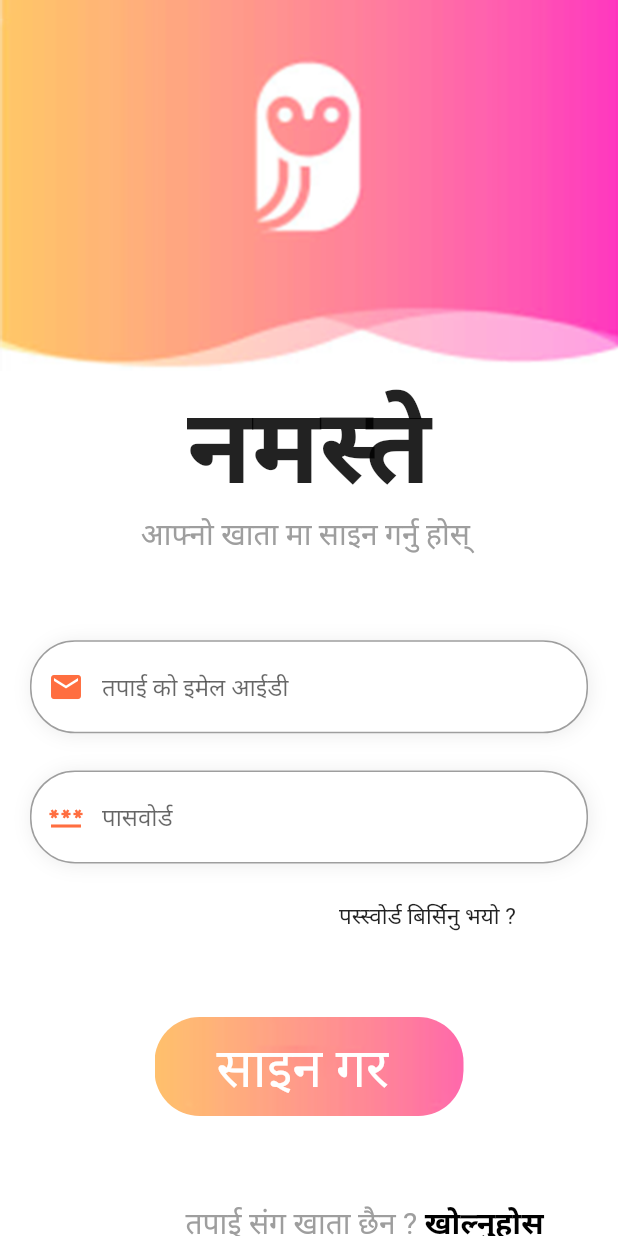
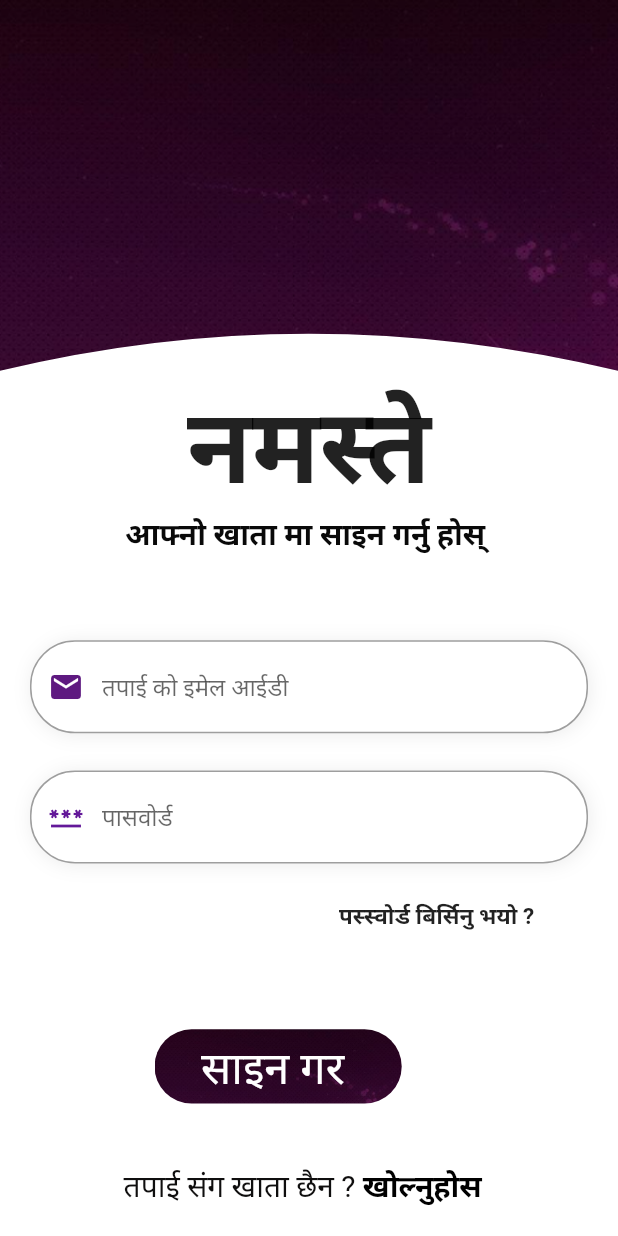
Before and after one commit to sammanamgain/Menstrual-cycle-predictor-with-using-arima-model-and-flutter, a Flutter app: the screen it shows after launch, on a phone screen of 412 x 824 dp. Run offline on Flutter 3.47's test engine with Material 2 defaults, Android fonts, the phone set to English and light mode, and no system bars; our stand-ins replace cloud_firestore, firebase_auth, firebase_core, firebase_database, get, google_fonts; missing offline and left inert: nepali_date_picker, nepali_utils; accounts and stored records are empty.

Commit message:
sprint_login_update

```diff
--- a/lib/loginsignup/loginsignup.dart
+++ b/lib/loginsignup/loginsignup.dart
@@ -27,15 +27,21 @@ class _LoginState extends State<Login> {
             Container(
               width: w,
               height: h * 0.3,
-              decoration:const BoxDecoration(
-                  image: DecorationImage(
-                image: AssetImage("assets/images/loginimg.png"),
-                fit: BoxFit.cover,
-              )), //one third of HEIGHT of the
+              child: ClipPath(
+                clipper: CurvedBottomClipper(),
+                child: Container(
+                  decoration: const BoxDecoration(
+                    image: DecorationImage(
+                      image: AssetImage("assets/images/bb.png"),
+                      fit: BoxFit.cover,
+                    ),
+                  ),
+                ),
+              ),
             ),
             Container(
                 color: Colors.white,
-                margin:const EdgeInsets.only(left: 20, right: 20),
+                margin: const EdgeInsets.only(left: 20, right: 20),
                 width: w,
                 child: Column(
                   children: [
@@ -44,9 +50,12 @@ class _LoginState extends State<Login> {
                       style:
                           TextStyle(fontSize: 70, fontWeight: FontWeight.bold),
                     ),
-                    Text(
+                    const Text(
                       "आफ्नो खाता मा साइन गर्नु होस् ",
-                      style: TextStyle(fontSize: 20, color: Colors.grey[500]),
+                      style: TextStyle(
+                          fontWeight: FontWeight.bold,
+                          fontSize: 20,
+                          color: Color.fromARGB(255, 9, 9, 9)),
                     ),
                     SizedBox(
                       height: h * 0.07,
@@ -59,19 +68,20 @@ class _LoginState extends State<Login> {
                           boxShadow: [
                             BoxShadow(
                                 blurRadius: 10,
-                                offset:const Offset(1, 1),
+                                offset: const Offset(1, 1),
                                 color: Colors.grey.withOpacity(0.2))
                           ]),
                       child: TextField(
                         controller: emailcontroller,
                         decoration: InputDecoration(
                             hintText: "तपाई को इमेल आईडी ",
-                            prefixIcon:const Icon(
+                            prefixIcon: const Icon(
                               Icons.email,
-                              color: Colors.deepOrangeAccent,
+                              color: Color.fromARGB(255, 94, 25, 128),
                             ),
-                            focusedBorder:const OutlineInputBorder(
-                                borderSide: BorderSide(color: Colors.white24)),
+                            focusedBorder: const OutlineInputBorder(
+                                borderSide: BorderSide(
+                                    color: Color.fromARGB(60, 14, 14, 14))),
                             border: OutlineInputBorder(
                                 borderRadius: BorderRadius.circular(30))),
                       ),
@@ -87,7 +97,7 @@ class _LoginState extends State<Login> {
                           boxShadow: [
                             BoxShadow(
                                 blurRadius: 10,
-                                offset:const Offset(1, 1),
+                                offset: const Offset(1, 1),
                                 color: Colors.grey.withOpacity(0.2))
                           ]),
                       child: TextField(
@@ -95,11 +105,11 @@ class _LoginState extends State<Login> {
                         obscureText: true,
                         decoration: InputDecoration(
                             hintText: "पासवोर्ड ",
-                            prefixIcon:const Icon(
+                            prefixIcon: const Icon(
                               Icons.password,
-                              color: Colors.deepOrangeAccent,
+                              color: Color.fromARGB(255, 99, 24, 153),
                             ),
-                            focusedBorder:const OutlineInputBorder(
+                            focusedBorder: const OutlineInputBorder(
                                 borderSide: BorderSide(color: Colors.white24)),
                             border: OutlineInputBorder(
                                 borderRadius: BorderRadius.circular(30))),
@@ -114,9 +124,10 @@ class _LoginState extends State<Login> {
                         SizedBox(
                           width: w * 0.5,
                         ),
-                      const  Text(
+                        const Text(
                           "पस्स्वोर्ड बिर्सिनु भयो ? ",
                           style: TextStyle(
+                            fontWeight: FontWeight.bold,
                             fontSize: 15,
                           ),
                         ),
@@ -138,18 +149,18 @@ class _LoginState extends State<Login> {
                   onTap: (() => AuthController.instance
                       .login(emailcontroller.text, passwordcontroller.text)),
                   child: Container(
-                    width: w * 0.5,
-                    height: h * 0.08,
+                    width: w * 0.4,
+                    height: h * 0.06,
                     decoration: BoxDecoration(
                         borderRadius: BorderRadius.circular(30),
-                        image:const  DecorationImage(
-                          image: AssetImage("assets/images/loginbtn.png"),
+                        image: const DecorationImage(
+                          image: AssetImage("assets/images/bb.png"),
                           fit: BoxFit.cover,
                         )),
-                    child:const  Center(
+                    child: const Center(
                       child: Text(
                         "साइन गर ",
-                        style: TextStyle(fontSize: 36, color: Colors.white),
+                        style: TextStyle(fontSize: 30, color: Colors.white),
                       ),
                     ), //one third of HEIGHT of the
                   ),
@@ -157,19 +168,23 @@ class _LoginState extends State<Login> {
               ],
             ),
             SizedBox(
-              height: h * 0.07,
+              height: h * 0.04,
               width: w,
             ),
             Row(
               children: [
                 SizedBox(
-                  width: w * 0.3,
+                  width: w * 0.2,
                 ),
-
-                RichText(
-                  text: TextSpan(
+                Padding(
+                  padding: const EdgeInsets.only(bottom: 24.0),
+                  child: RichText(
+                    text: TextSpan(
                       text: "तपाई संग खाता छैन ? ",
-                      style: TextStyle(color: Colors.grey[500], fontSize: 20),
+                      style: const TextStyle(
+                        color: Color.fromARGB(255, 15, 14, 14),
+                        fontSize: 20,
+                      ),
                       children: [
                         TextSpan(
                           recognizer: TapGestureRecognizer()
@@ -180,9 +195,10 @@ class _LoginState extends State<Login> {
                             fontSize: 20,
                             fontWeight: FontWeight.bold,
                           ),
-
                         )
-                      ]),
+                      ],
+                    ),
+                  ),
                 ),
               ],
             )
@@ -190,3 +206,21 @@ class _LoginState extends State<Login> {
         ));
   }
 }
+
+class CurvedBottomClipper extends CustomClipper<Path> {
+  @override
+  Path getClip(Size size) {
+    Path path = Path();
+    path.lineTo(0, size.height);
+    path.quadraticBezierTo(
+        size.width / 2, size.height * 0.8, size.width, size.height);
+    path.lineTo(size.width, 0);
+    path.close();
+    return path;
+  }
+
+  @override
+  bool shouldReclip(CustomClipper<Path> oldClipper) {
+    return false;
+  }
+}
--- a/lib/loginsignup/signup.dart
+++ b/lib/loginsignup/signup.dart
@@ -22,7 +22,7 @@ class SignUp extends StatelessWidget {
               height: h * 0.5,
               decoration: const BoxDecoration(
                   image: DecorationImage(
-                image: AssetImage("assets/images/signup.png"),
+                image: AssetImage("assets/images/bb.png"),
                 fit: BoxFit.cover,
               )),
               child: Column(children: [
@@ -125,7 +125,7 @@ class SignUp extends StatelessWidget {
                     decoration: BoxDecoration(
                         borderRadius: BorderRadius.circular(30),
                         image: const DecorationImage(
-                          image: AssetImage("assets/images/loginbtn.png"),
+                          image: AssetImage("assets/images/bb.png"),
                           fit: BoxFit.cover,
                         )),
                     child: const Center(
--- a/lib/main.dart
+++ b/lib/main.dart
@@ -14,7 +14,7 @@ void main() async {
   WidgetsFlutterBinding.ensureInitialized();
   //firebase bata aaune controller lai wait garxa binding hune bela samma
   //tala ko line le chai auth controlle  lai jata bata ne access garna dinxa
-  await Firebase.initializeApp().then((value) => Get.put(AuthController()));
+  await Firebase.initializeApp();
   runApp(
       const GetMaterialApp(debugShowCheckedModeBanner: false, home: Splash()));
 }
@@ -30,7 +30,6 @@ class _MyAppState extends State<MyApp> {
   @override
   Widget build(BuildContext context) {
     return GetMaterialApp(
-
       debugShowCheckedModeBanner: false,
       // theme: ThemeData(fontFamily: 'Caveat'),
       home: Scaffold(
--- a/lib/splash.dart
+++ b/lib/splash.dart
@@ -1,32 +1,23 @@
 import 'dart:async';
-//import 'package:menstrual_period_tracker/input1.dart';
-//import 'package:menstrual_period_tracker/input2.dart';
-import 'package:menstrual_period_tracker/input/age.dart';
 import 'package:menstrual_period_tracker/loginsignup/loginsignup.dart';
-import 'package:menstrual_period_tracker/screens/calendar.dart';
-import 'package:menstrual_period_tracker/screens/content.dart';
-import 'package:menstrual_period_tracker/screens/stat.dart';
-import 'package:menstrual_period_tracker/timerui.dart';
-//import 'package:menstrual_period_tracker/signup.dart';
-import 'package:menstrual_period_tracker/welcome.dart';
+import 'package:google_fonts/google_fonts.dart';
 import 'package:flutter/material.dart';
-import 'package:menstrual_period_tracker/main.dart';
-import 'package:get/get.dart';
 
 class Splash extends StatefulWidget {
-  const Splash({super.key});
+  const Splash({Key? key}) : super(key: key);
 
   @override
   State<Splash> createState() => _SplashState();
 }
 
 class _SplashState extends State<Splash> {
+  final GlobalKey<ScaffoldState> _scaffoldKey = GlobalKey<ScaffoldState>();
   @override
   void initState() {
     super.initState();
-
-    Timer(const Duration(seconds: 0), () {
-      Get.to(() => Login());
+    Future.delayed(const Duration(seconds: 2), () {
+      Navigator.pushReplacement(_scaffoldKey.currentContext!,
+          MaterialPageRoute(builder: (context) => const Login()));
     });
   }
 
@@ -34,14 +25,40 @@ class _SplashState extends State<Splash> {
   Widget build(BuildContext context) {
     return MaterialApp(
       home: Scaffold(
+        key: _scaffoldKey,
         body: Container(
-          color: const Color.fromARGB(255, 150, 153, 153),
-          child: Center(
-            child: Image.asset(
-              'assets/images/r.png',
-              scale: 2.0,
+          decoration: const BoxDecoration(
+            image: DecorationImage(
+              image: AssetImage('assets/images/cc.png'),
+              fit: BoxFit.cover,
             ),
-          ), // <-- SEE HERE
+          ),
+          child: Column(
+            mainAxisAlignment: MainAxisAlignment.center,
+            children: [
+              Image.asset(
+                'assets/images/profile1.png',
+                scale: 2.0,
+              ),
+              const SizedBox(height: 16),
+              Text(
+                'तपाईंलाई मासिक वारीमा स्वागत छ',
+                style: GoogleFonts.getFont(
+                  'Khand',
+                  fontSize: 24,
+                  fontWeight: FontWeight.bold,
+                  color: Colors.white,
+                  shadows: [
+                    Shadow(
+                      blurRadius: 10,
+                      color: Colors.black.withOpacity(0.8),
+                      offset: Offset(2, 2),
+                    )
+                  ],
+                ),
+              ),
+            ],
+          ),
         ),
       ),
     );
--- a/pubspec.yaml
+++ b/pubspec.yaml
@@ -55,6 +55,7 @@ dependencies:
   percent_indicator: ^4.2.2
   flutter_countdown_timer: ^4.1.0
   url_launcher: ^6.1.8
+  google_fonts: ^4.0.3
 
 dev_dependencies:
   flutter_test:
```
Also changed, not shown: assets/images/aa.png (added), assets/images/bb.png (added), assets/images/cc.png (added), pubspec.lock.
